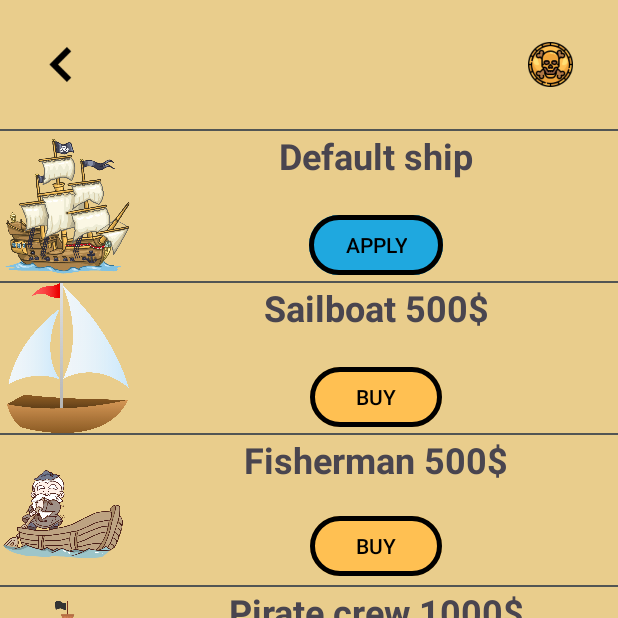
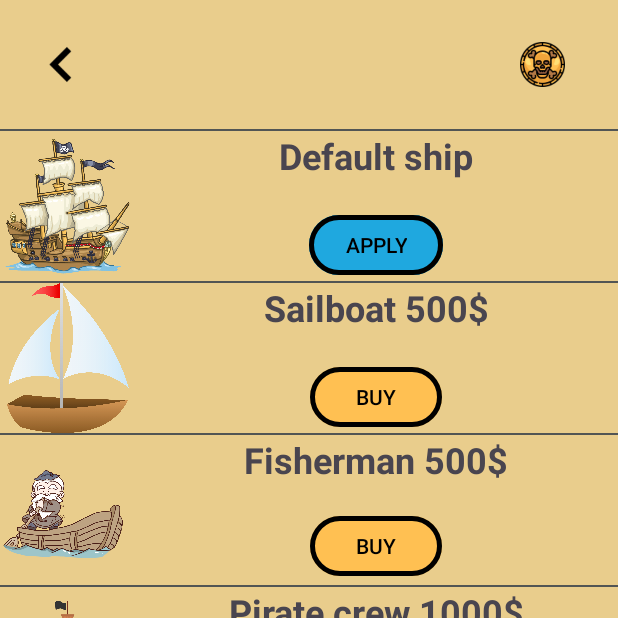
Before and after one commit to svantip/WordQuest, an Android app: the ShopActivity screen opened directly, with no data from a screen before it, on a phone screen of 412 x 824 dp, the top half of it. Run offline under Robolectric (Android 15) with nearby library versions, the phone set to English and light mode, and no system bars; our stand-ins replace Firebase (no records; nobody signed in at launch, a user with empty details on screens opened directly); 1 statement that could not run was skipped.

Commit message:
Bug fixes.

```diff
--- a/app/src/main/res/layout/activity_game.xml
+++ b/app/src/main/res/layout/activity_game.xml
@@ -48,7 +48,7 @@
 
     <TextView
         android:id="@+id/alreadyGuessedWords"
-        android:layout_width="207dp"
+        android:layout_width="175dp"
         android:layout_height="wrap_content"
         app:layout_constraintBottom_toBottomOf="@+id/textView5"
         app:layout_constraintStart_toEndOf="@+id/textView5"
--- a/app/src/main/res/layout/activity_shop.xml
+++ b/app/src/main/res/layout/activity_shop.xml
@@ -35,6 +35,7 @@
         android:id="@+id/imageView8"
         android:layout_width="30dp"
         android:layout_height="30dp"
+        android:layout_marginEnd="5dp"
         android:contentDescription="@string/icon_coin"
         app:layout_constraintBottom_toBottomOf="@+id/btnBack"
         app:layout_constraintEnd_toStartOf="@+id/textViewGold"
```
